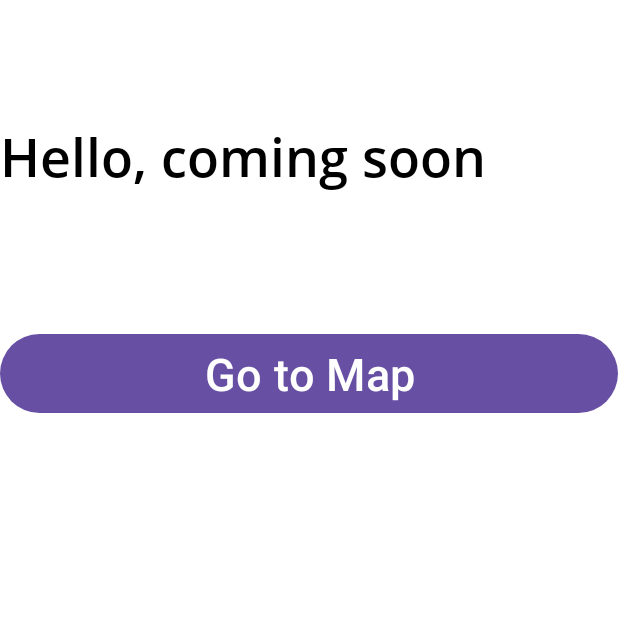
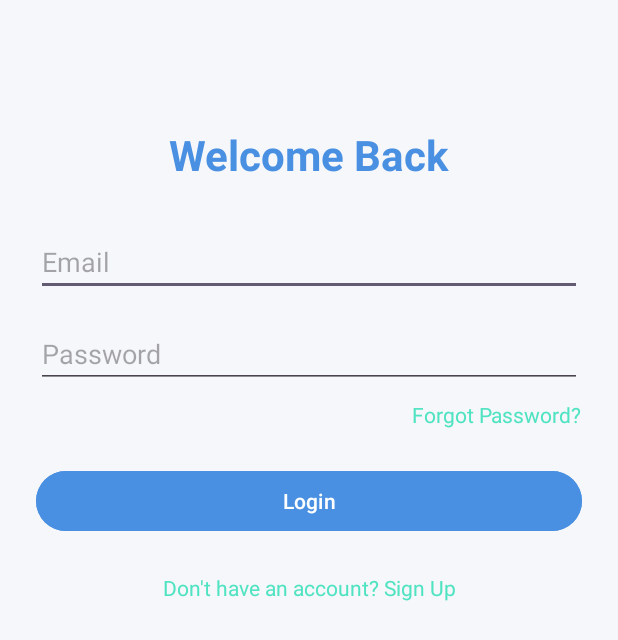
Before and after one commit to asifff009/Nexera, an Android app: the screen it shows after launch (MainActivity before the commit, LoginActivity after it), on a phone screen of 412 x 824 dp. Shown: the top 640 px of the screen. Run offline under Robolectric (Android 15) with nearby library versions, the phone set to English and light mode, and no system bars.

Commit message:
Commit 5

```diff
--- /dev/null
+++ b/app/src/main/java/com/asif/stepupbd/LoginActivity.java
@@ -0,0 +1,47 @@
+package com.asif.stepupbd;
+
+import android.content.Intent;
+import android.os.Bundle;
+import android.widget.Button;
+import android.widget.EditText;
+import android.widget.TextView;
+import android.widget.Toast;
+
+import androidx.appcompat.app.AppCompatActivity;
+
+public class LoginActivity extends AppCompatActivity {
+    EditText email, password;
+    Button loginBtn;
+    TextView forgotPassword, signUpText;
+
+    @Override
+    protected void onCreate(Bundle savedInstanceState) {
+        super.onCreate(savedInstanceState);
+        setContentView(R.layout.activity_login);
+
+        email = findViewById(R.id.email);
+        password = findViewById(R.id.password);
+        loginBtn = findViewById(R.id.loginBtn);
+        forgotPassword = findViewById(R.id.forgotPassword);
+        signUpText = findViewById(R.id.signUpText);
+
+        loginBtn.setOnClickListener(v -> {
+            String user = email.getText().toString();
+            String pass = password.getText().toString();
+
+            if (user.equals("admin@example.com") && pass.equals("admin123")) {
+                Toast.makeText(this, "Login Successful", Toast.LENGTH_SHORT).show();
+            } else {
+                Toast.makeText(this, "Invalid Credentials", Toast.LENGTH_SHORT).show();
+            }
+        });
+
+        forgotPassword.setOnClickListener(v -> {
+            Toast.makeText(this, "Forgot Password Clicked", Toast.LENGTH_SHORT).show();
+        });
+
+        signUpText.setOnClickListener(v -> {
+            startActivity(new Intent(LoginActivity.this, SignupActivity.class));
+        });
+    }
+}
--- a/app/src/main/java/com/asif/stepupbd/MainActivity.java
+++ b/app/src/main/java/com/asif/stepupbd/MainActivity.java
@@ -28,35 +28,5 @@ public class MainActivity extends AppCompatActivity {
         EdgeToEdge.enable(this);
         setContentView(R.layout.activity_main);
 
-        map = findViewById(R.id.map);
-        buttonMap = findViewById(R.id.buttonMap);
-
-        // google map code --> jei button a dorkar oi button er set on click er moddhe diye dibo
-        // map er dependency holo : implementation("com.google.maps.android:android-maps-utils:3.10.0")
-
-/*
-
-        Uri gmmIntentUri = Uri.parse("geo:0,0?q="+"Pingna High School ");
-        Intent mapIntent = new Intent(Intent.ACTION_VIEW, gmmIntentUri);
-        mapIntent.setPackage("com.google.android.apps.maps");
-        map.getContext().startActivity(mapIntent);
-
- */
-
-        //=================================================================
-
-        buttonMap.setOnClickListener(new View.OnClickListener() {
-            @Override
-            public void onClick(View v) {
-
-                Uri gmmIntentUri = Uri.parse("geo:0,0?q="+"Pingna High School ");
-                Intent mapIntent = new Intent(Intent.ACTION_VIEW, gmmIntentUri);
-                mapIntent.setPackage("com.google.android.apps.maps");
-                buttonMap.getContext().startActivity(mapIntent);
-
-            }
-        });
-
-
     }
 }
--- a/app/src/main/java/com/asif/stepupbd/SplashScreen.java
+++ b/app/src/main/java/com/asif/stepupbd/SplashScreen.java
@@ -21,7 +21,7 @@ public class SplashScreen extends AppCompatActivity {
             @Override
             public void run() {
 
-                Intent intent = new Intent(SplashScreen.this,MainActivity.class);
+                Intent intent = new Intent(SplashScreen.this,LoginActivity.class);
                 startActivity(intent);
 
             }
--- /dev/null
+++ b/app/src/main/res/layout/activity_login.xml
@@ -0,0 +1,69 @@
+<?xml version="1.0" encoding="utf-8"?>
+<ScrollView xmlns:android="http://schemas.android.com/apk/res/android"
+    android:background="@color/backgroundColor"
+    android:layout_width="match_parent"
+    android:layout_height="match_parent"
+    android:padding="24dp">
+
+    <LinearLayout
+        android:orientation="vertical"
+        android:layout_width="match_parent"
+        android:layout_height="wrap_content"
+        android:gravity="center_horizontal">
+
+        <TextView
+            android:text="Welcome Back"
+            android:textSize="28sp"
+            android:textColor="@color/primaryColor"
+            android:layout_marginTop="60dp"
+            android:layout_marginBottom="30dp"
+            android:textStyle="bold"
+            android:layout_width="wrap_content"
+            android:layout_height="wrap_content" />
+
+        <EditText
+            android:id="@+id/email"
+            android:hint="Email"
+            android:inputType="textEmailAddress"
+            android:layout_marginBottom="16dp"
+            android:layout_width="match_parent"
+            android:layout_height="wrap_content" />
+
+        <EditText
+            android:id="@+id/password"
+            android:hint="Password"
+            android:inputType="textPassword"
+            android:layout_marginBottom="8dp"
+            android:layout_width="match_parent"
+            android:layout_height="wrap_content" />
+
+        <TextView
+            android:id="@+id/forgotPassword"
+            android:text="Forgot Password?"
+            android:textColor="@color/secondaryColor"
+            android:layout_gravity="end"
+            android:layout_marginBottom="24dp"
+            android:textSize="14sp"
+            android:layout_width="wrap_content"
+            android:layout_height="wrap_content" />
+
+        <Button
+            android:id="@+id/loginBtn"
+            android:text="Login"
+            android:backgroundTint="@color/primaryColor"
+            android:textColor="@android:color/white"
+            android:layout_width="match_parent"
+            android:layout_height="wrap_content" />
+
+        <TextView
+            android:id="@+id/signUpText"
+            android:text="Don't have an account? Sign Up"
+            android:textColor="@color/secondaryColor"
+            android:gravity="center"
+            android:layout_marginTop="24dp"
+            android:textSize="14sp"
+            android:layout_width="match_parent"
+            android:layout_height="wrap_content" />
+
+    </LinearLayout>
+</ScrollView>
--- a/app/src/main/res/layout/activity_main.xml
+++ b/app/src/main/res/layout/activity_main.xml
@@ -12,29 +12,5 @@
 
 
 
-    <TextView
-        android:id="@+id/map"
-        android:layout_width="wrap_content"
-        android:layout_height="wrap_content"
-        android:text="Hello, coming soon"
-        android:textSize="35sp"
-        android:layout_marginTop="80dp"
-        android:textColor="#000000"
-        android:textStyle="bold"
-        android:fontFamily="@font/opensans_semibold"
-
-        />
-
-    <Button
-        android:id="@+id/buttonMap"
-        android:layout_width="match_parent"
-        android:layout_height="wrap_content"
-        android:layout_marginTop="90dp"
-        android:text="Go to Map"
-        android:textSize="30dp"
-
-        />
-
-
 
 </LinearLayout>
--- a/app/src/main/res/layout/activity_splash_screen.xml
+++ b/app/src/main/res/layout/activity_splash_screen.xml
@@ -23,11 +23,11 @@
     <TextView
         android:layout_width="match_parent"
         android:layout_height="wrap_content"
-        android:text="N e x e r a"
+        android:text="Nexera"
         android:gravity="center"
         android:textSize="33sp"
         android:textColor="#FFFFFF"
-        android:fontFamily="@font/courier_bold"
+        android:fontFamily="@font/regular"
         android:layout_marginTop="10dp"
         android:textStyle="bold"
         />
--- a/app/src/main/res/values/colors.xml
+++ b/app/src/main/res/values/colors.xml
@@ -1,5 +1,5 @@
-<?xml version="1.0" encoding="utf-8"?>
 <resources>
-    <color name="black">#FF000000</color>
-    <color name="white">#FFFFFFFF</color>
+    <color name="primaryColor">#4A90E2</color> <!-- blue -->
+    <color name="secondaryColor">#50E3C2</color> <!-- mint green -->
+    <color name="backgroundColor">#F5F7FA</color> <!-- light gray -->
 </resources>
```
Also changed, not shown: app/src/main/AndroidManifest.xml (+13 -3 lines), app/src/main/java/com/asif/stepupbd/SignupActivity.java (added, +31 -0 lines), app/src/main/res/layout/activity_signup.xml (added, +56 -0 lines).
